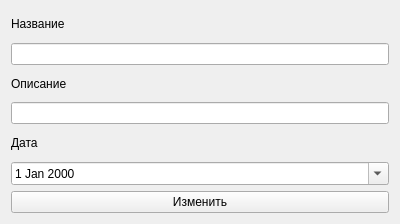
This is reports_update.ui in shrimpwhat/student-researches as Qt 5 draws it before an edit. The edited form follows.
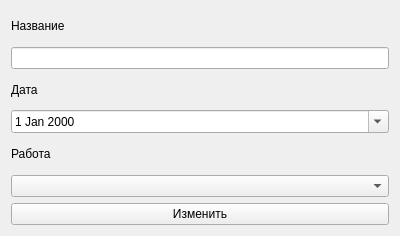
This is the edited form.

```diff
--- a/reports_update.ui
+++ b/reports_update.ui
@@ -7,20 +7,13 @@
     <x>0</x>
     <y>0</y>
     <width>400</width>
-    <height>224</height>
+    <height>236</height>
    </rect>
   </property>
   <property name="windowTitle">
    <string>Form</string>
   </property>
   <layout class="QGridLayout" name="gridLayout">
-   <item row="0" column="0">
-    <widget class="QLabel" name="label_2">
-     <property name="text">
-      <string>Название</string>
-     </property>
-    </widget>
-   </item>
    <item row="1" column="0">
     <widget class="QLineEdit" name="NameInput">
      <property name="focusPolicy">
@@ -28,37 +21,23 @@
      </property>
     </widget>
    </item>
-   <item row="2" column="0">
-    <widget class="QLabel" name="label">
-     <property name="text">
-      <string>Описание</string>
-     </property>
-    </widget>
-   </item>
-   <item row="3" column="0">
-    <widget class="QLineEdit" name="DescriptionInput">
-     <property name="focusPolicy">
-      <enum>Qt::ClickFocus</enum>
-     </property>
-     <property name="inputMethodHints">
-      <set>Qt::ImhEmailCharactersOnly</set>
-     </property>
-    </widget>
-   </item>
-   <item row="4" column="0">
-    <widget class="QLabel" name="label_3">
-     <property name="text">
-      <string>Дата</string>
-     </property>
-    </widget>
-   </item>
    <item row="5" column="0">
+    <widget class="QComboBox" name="comboBox"/>
+   </item>
+   <item row="3" column="0">
     <widget class="QDateEdit" name="dateEdit">
      <property name="calendarPopup">
       <bool>true</bool>
      </property>
     </widget>
    </item>
+   <item row="2" column="0">
+    <widget class="QLabel" name="label_3">
+     <property name="text">
+      <string>Дата</string>
+     </property>
+    </widget>
+   </item>
    <item row="6" column="0">
     <widget class="QPushButton" name="InsertSubmit">
      <property name="sizePolicy">
@@ -102,6 +81,20 @@
      </property>
     </widget>
    </item>
+   <item row="4" column="0">
+    <widget class="QLabel" name="label_4">
+     <property name="text">
+      <string>Работа</string>
+     </property>
+    </widget>
+   </item>
+   <item row="0" column="0">
+    <widget class="QLabel" name="label_2">
+     <property name="text">
+      <string>Название</string>
+     </property>
+    </widget>
+   </item>
   </layout>
  </widget>
  <resources/>
```
